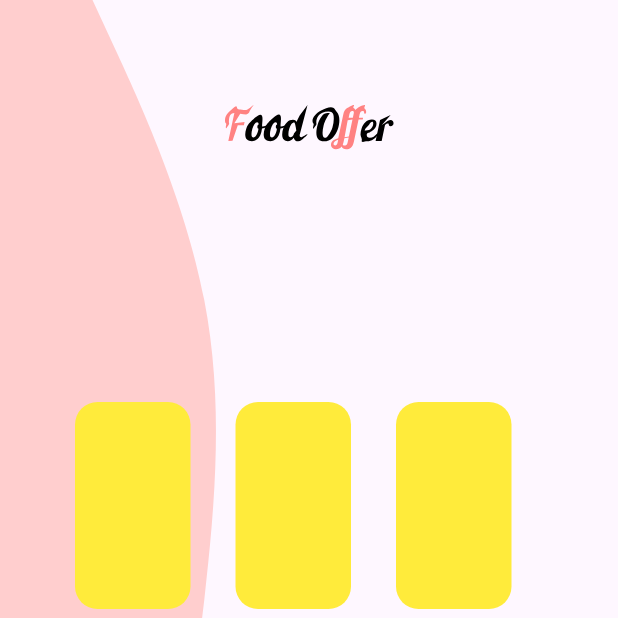
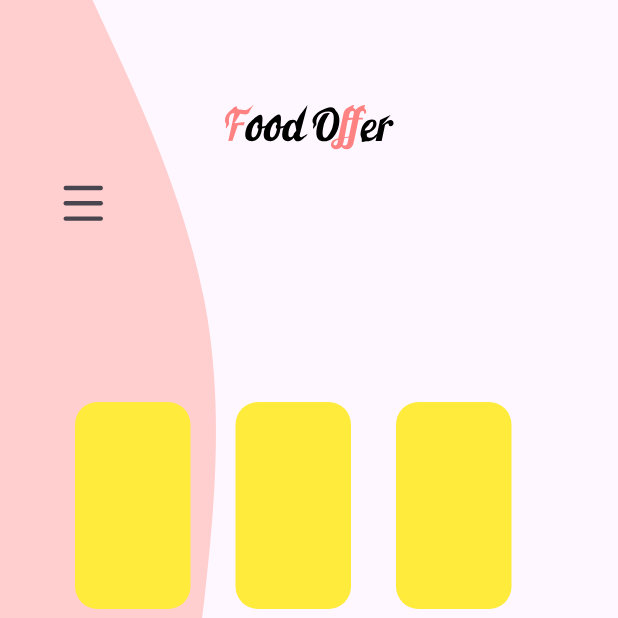
Before and after one commit to Flutter-gg-1/Shimmer-application, a Flutter app: the screen it shows after launch, on a phone screen of 412 x 824 dp, the top half of it. Run offline on Flutter 3.47's test engine with Material 3 defaults, Android fonts, the phone set to English and light mode, and no system bars; our stand-ins replace lucide_icons.

Commit message:
UPD Container 0.1.1

```diff
--- a/lib/home_screen.dart
+++ b/lib/home_screen.dart
@@ -42,7 +42,6 @@ class HomeScreen extends StatelessWidget {
         height: double.infinity,
         child: Stack(
           children: [
-            const SizedBox(height: 70),
             Positioned(
                 top: 70,
                 left: 150,
@@ -54,6 +53,14 @@ class HomeScreen extends StatelessWidget {
               size: const Size(144, 800),
               painter: BackgroundShape(),
             ),
+            Positioned(
+                top: 110,
+                left: 30,
+                child: IconButton(
+                  onPressed: () {},
+                  icon: const Icon(LucideIcons.menu),
+                  iconSize: 35,
+                )),
             Padding(
               padding: const EdgeInsets.only(top: 200),
               child: Column(
```
